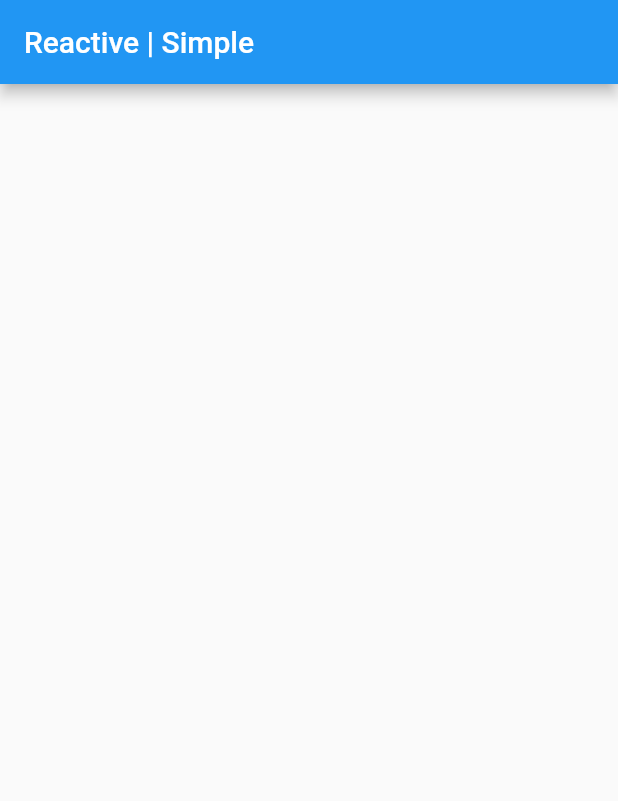
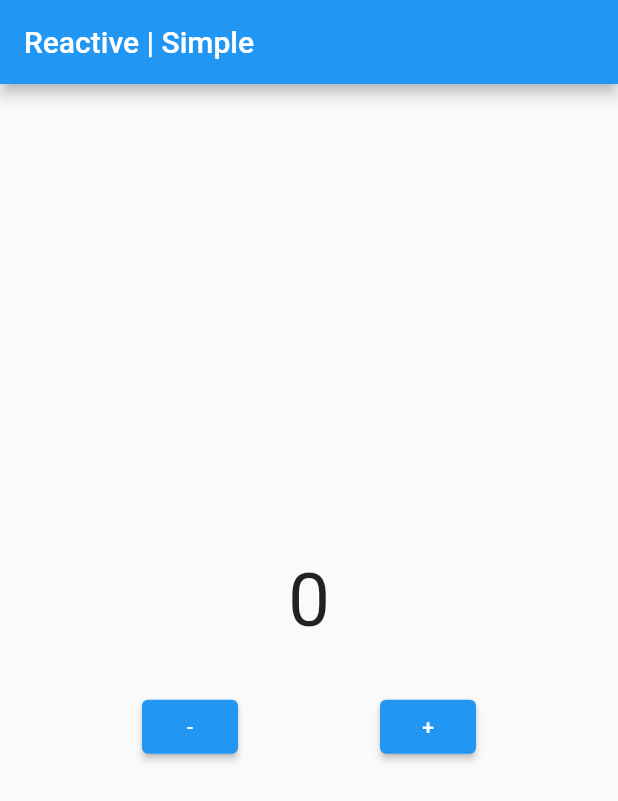
Before and after one commit to alimasudd/flutter-getx, a Flutter app: the screen it shows after launch, on a phone screen of 412 x 824 dp. Shown: the top 801 px of the screen. Run offline on Flutter 3.47's test engine with Material 2 defaults, Android fonts, the phone set to English and light mode, and no system bars; our stand-ins replace get.

Commit message:
create button and text widget with reactive state

```diff
--- a/lib/page/page_reactive_simple.dart
+++ b/lib/page/page_reactive_simple.dart
@@ -12,6 +12,38 @@ class ReactiveSimple extends StatelessWidget {
     return Scaffold(
       appBar: AppBar(title: Text('Reactive | Simple'),),
       body: Center(
+        child: Column(
+          mainAxisAlignment: MainAxisAlignment.center,
+          children: [
+
+            //state reactive
+            Obx(() {
+              return Text(
+                '${homeC.dataPantau}',
+                style: TextStyle(fontSize: 50),
+              );
+            }),
+
+            const SizedBox(
+              height: 30,
+            ),
+            Row(
+              mainAxisAlignment: MainAxisAlignment.spaceEvenly,
+              children: [
+                ElevatedButton(
+                    onPressed: () {
+                      homeC.decrement();
+                    },
+                    child: Text('-')),
+                ElevatedButton(
+                    onPressed: () {
+                      homeC.increment();
+                    },
+                    child: Text('+'))
+              ],
+            )
+          ],
+        ),
       ),
     );
   }
```
